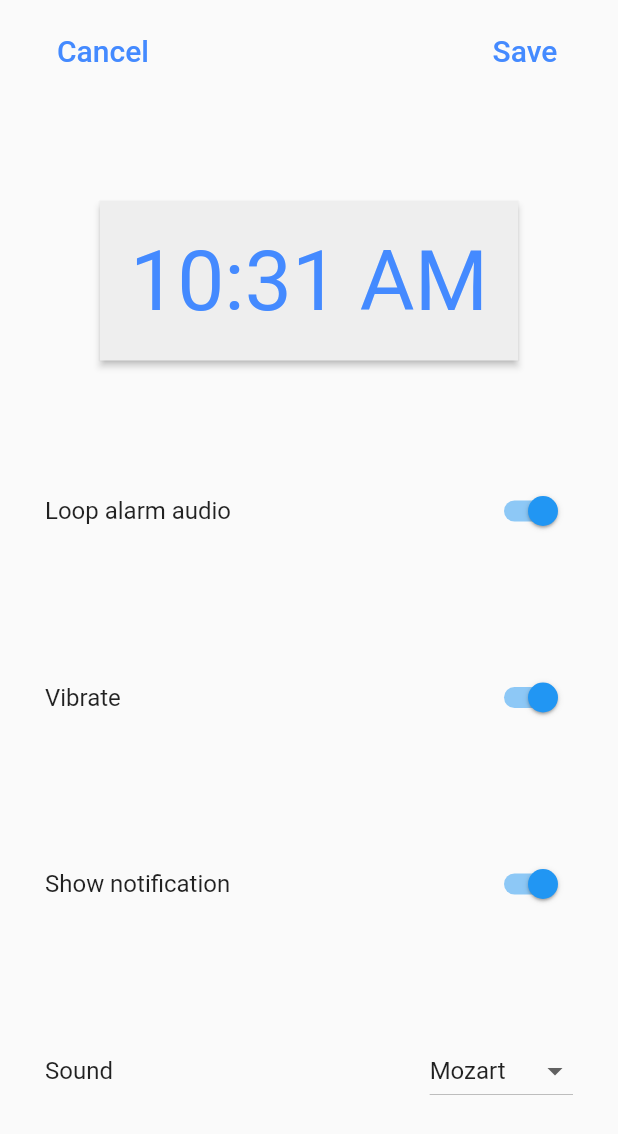
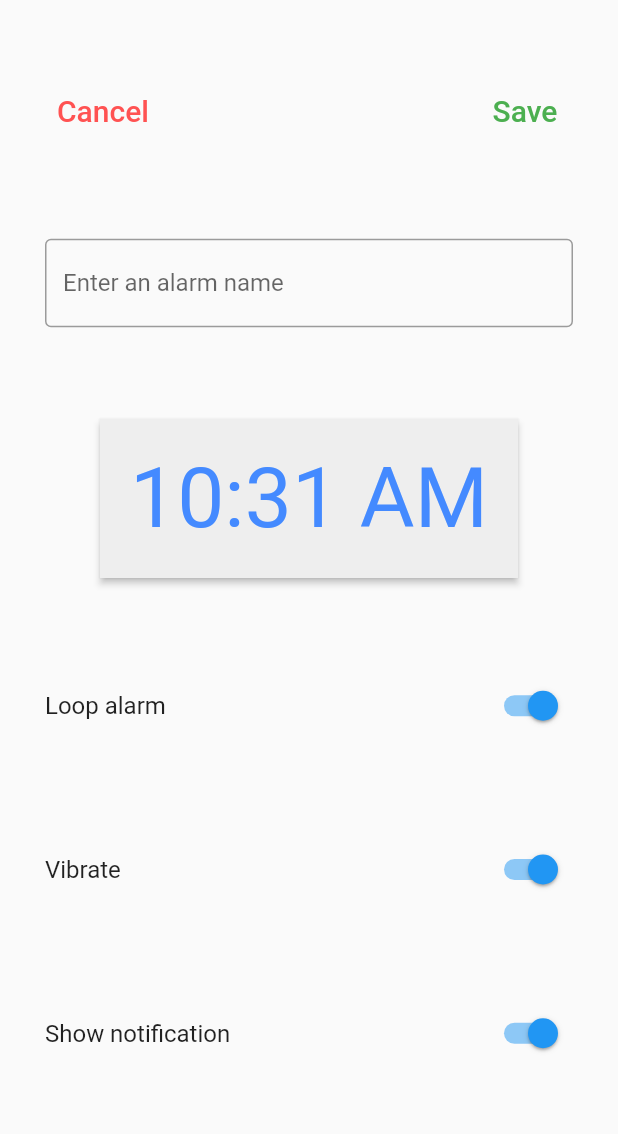
Before and after one commit to DRavenMcCoy/pushur_flutter, a Flutter app: the AddAlarm widget shown alone on an empty page, opened directly, on a phone screen of 412 x 824 dp. Shown: the top 1134 px of the screen. Run offline on Flutter 3.47's test engine with Material 2 defaults, Android fonts, the phone set to English and light mode, and no system bars; missing offline and left inert: alarm.

Commit message:
Adjusted position of Alarm screen buttons and added naming
You can now touch the top of the screen on some phones now, and I added the naming functionality to the alarms. I also deleted the audio selector stuff.

```diff
--- a/lib/Alarm.dart
+++ b/lib/Alarm.dart
@@ -14,17 +14,23 @@ class AddAlarm extends StatefulWidget {
   State<AddAlarm> createState() => _ExampleAlarmEditScreenState();
 }
 
+
+
 class _ExampleAlarmEditScreenState extends State<AddAlarm> {
+  final myController = TextEditingController();
   late bool creating;
-
   late TimeOfDay selectedTime;
   late bool loopAudio;
   late bool vibrate;
   late bool showNotification;
   late String assetAudio;
+  late String alarmName;
+
+
 
   @override
   void initState() {
+
     super.initState();
     creating = widget.alarmSettings == null;
 
@@ -35,6 +41,7 @@ class _ExampleAlarmEditScreenState extends State<AddAlarm> {
       vibrate = true;
       showNotification = true;
       assetAudio = 'assets/mozart.mp3';
+      alarmName = "Example Alarm";
     } else {
       selectedTime = TimeOfDay(
         hour: widget.alarmSettings!.dateTime.hour,
@@ -50,6 +57,13 @@ class _ExampleAlarmEditScreenState extends State<AddAlarm> {
     }
   }
 
+   _setAlarmName() {
+    setState(() {
+      alarmName = myController.text;
+    });
+  }
+
+
   Future<void> pickTime() async {
     final res = await showTimePicker(
       initialTime: selectedTime,
@@ -59,7 +73,9 @@ class _ExampleAlarmEditScreenState extends State<AddAlarm> {
   }
 
   AlarmSettings buildAlarmSettings() {
+
     final now = DateTime.now();
+
     final id = creating
         ? DateTime.now().millisecondsSinceEpoch % 100000
         : widget.alarmSettings!.id;
@@ -82,7 +98,7 @@ class _ExampleAlarmEditScreenState extends State<AddAlarm> {
       dateTime: dateTime,
       loopAudio: loopAudio,
       vibrate: vibrate,
-      notificationTitle: showNotification ? 'Alarm example' : null,
+      notificationTitle: showNotification ? alarmName : null,
       notificationBody: showNotification ? 'Your alarm ($id) is ringing' : null,
       assetAudioPath: assetAudio,
       stopOnNotificationOpen: false,
@@ -100,10 +116,19 @@ class _ExampleAlarmEditScreenState extends State<AddAlarm> {
         .then((_) => Navigator.pop(context, true));
   }
 
+
+  @override
+  void dispose() {
+    // Clean up the controller when the widget is disposed.
+    myController.dispose();
+    super.dispose();
+  }
+
   @override
   Widget build(BuildContext context) {
+
     return Padding(
-      padding: const EdgeInsets.symmetric(vertical: 10, horizontal: 30),
+      padding: const EdgeInsets.symmetric(vertical: 50, horizontal: 30),
       child: Column(
         mainAxisAlignment: MainAxisAlignment.spaceBetween,
         children: [
@@ -117,7 +142,7 @@ class _ExampleAlarmEditScreenState extends State<AddAlarm> {
                   style: Theme.of(context)
                       .textTheme
                       .titleLarge!
-                      .copyWith(color: Colors.blueAccent),
+                      .copyWith(color: Colors.redAccent),
                 ),
               ),
               TextButton(
@@ -127,11 +152,23 @@ class _ExampleAlarmEditScreenState extends State<AddAlarm> {
                   style: Theme.of(context)
                       .textTheme
                       .titleLarge!
-                      .copyWith(color: Colors.blueAccent),
+                      .copyWith(color: Colors.green),
                 ),
               ),
             ],
           ),
+
+
+
+          TextField(
+            controller: myController,
+              decoration: const InputDecoration(
+              border: OutlineInputBorder(),
+              hintText: 'Enter an alarm name',
+            ),
+            onChanged: _setAlarmName(),
+          ),
+
           RawMaterialButton(
             onPressed: pickTime,
             fillColor: Colors.grey[200],
@@ -150,7 +187,7 @@ class _ExampleAlarmEditScreenState extends State<AddAlarm> {
             mainAxisAlignment: MainAxisAlignment.spaceBetween,
             children: [
               Text(
-                'Loop alarm audio',
+                'Loop alarm',
                 style: Theme.of(context).textTheme.titleMedium,
               ),
               Switch(
@@ -185,37 +222,7 @@ class _ExampleAlarmEditScreenState extends State<AddAlarm> {
               ),
             ],
           ),
-          Row(
-            mainAxisAlignment: MainAxisAlignment.spaceBetween,
-            children: [
-              Text(
-                'Sound',
-                style: Theme.of(context).textTheme.titleMedium,
-              ),
-              DropdownButton(
-                value: assetAudio,
-                items: const [
-                  DropdownMenuItem<String>(
-                    value: 'assets/mozart.mp3',
-                    child: Text('Mozart'),
-                  ),
-                  DropdownMenuItem<String>(
-                    value: 'assets/nokia.mp3',
-                    child: Text('Nokia'),
-                  ),
-                  DropdownMenuItem<String>(
-                    value: 'assets/one_piece.mp3',
-                    child: Text('One Piece'),
-                  ),
-                  DropdownMenuItem<String>(
-                    value: 'assets/star_wars.mp3',
-                    child: Text('Star Wars'),
-                  ),
-                ],
-                onChanged: (value) => setState(() => assetAudio = value!),
-              ),
-            ],
-          ),
+
           if (!creating)
             TextButton(
               onPressed: deleteAlarm,
```
